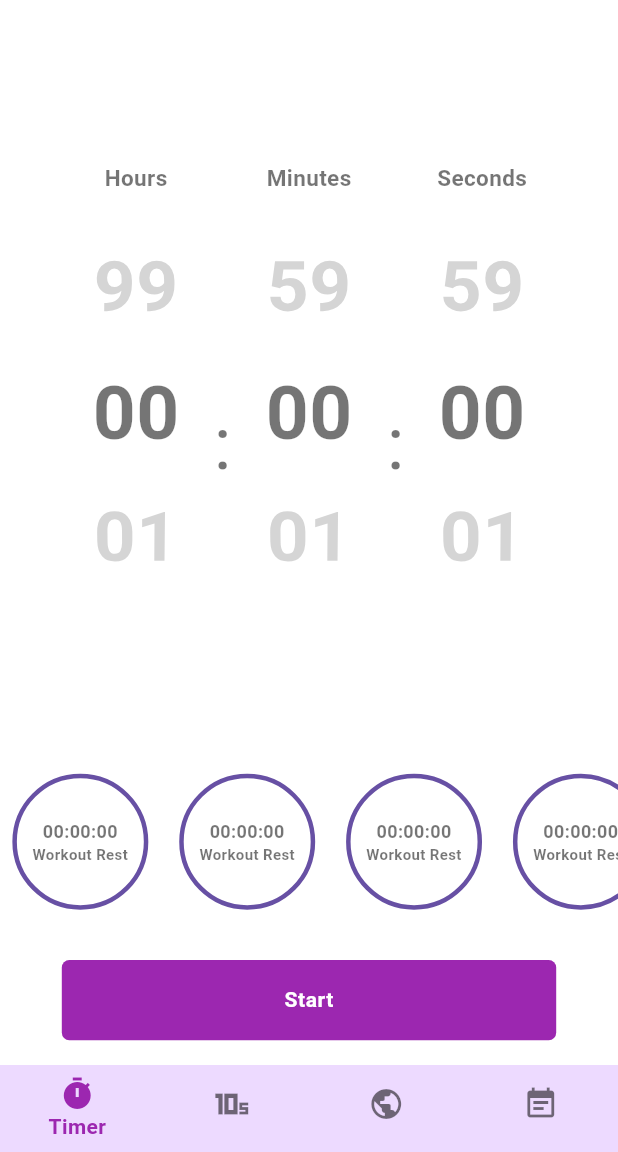
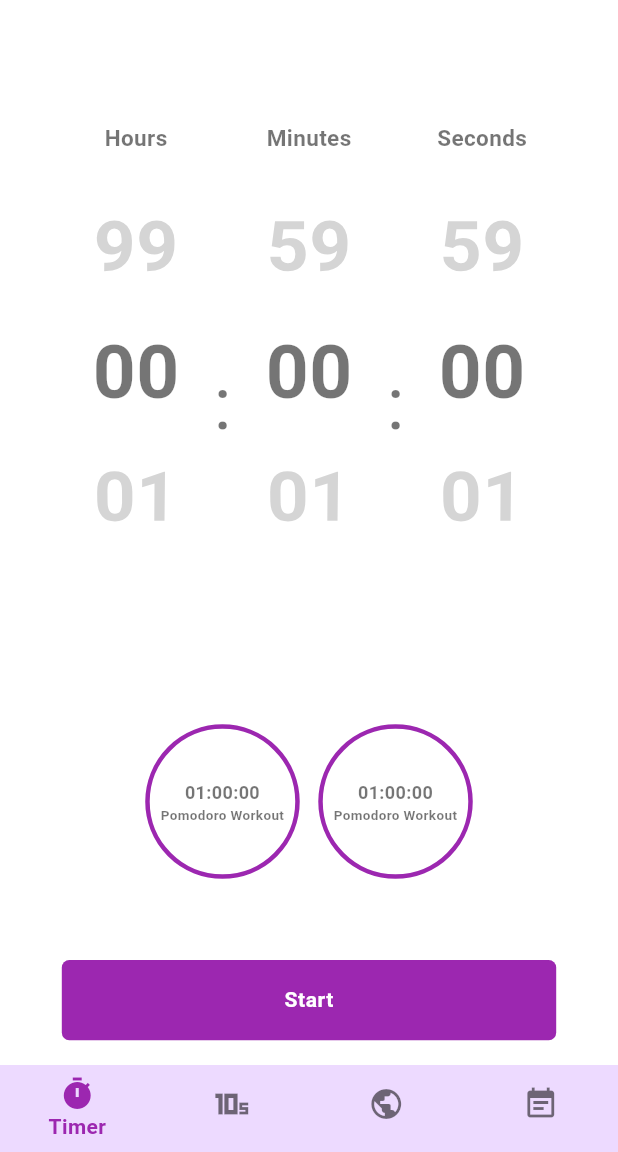
Before and after one commit to yellow-Flickr/timely, a Flutter app: the screen it shows after launch, on a phone screen of 412 x 824 dp, the part 84-1236 px from its top. Run offline on Flutter 3.47's test engine with Material 3 defaults, Android fonts, the phone set to English and light mode, and no system bars; our stand-ins replace go_router, timezone.

Commit message:
Update timer feature with provider and add timer functionality
* Add TimerController class for managing timer state
* Use ChangeNotifierProvider to provide TimerController to Timer widget
* Add functionality to add a new timer with a specified duration

```diff
--- a/lib/Components.dart
+++ b/lib/Components.dart
@@ -120,9 +120,3 @@ class TimeDigits extends StatelessWidget {
     );
   }
 }
-
-
-/// Returns clock numbers to appear as double digits eg. 00, 01, 33, 44.
-String doubleDigits(int number) {
-  return number.toString().length == 1 ? "0$number" : number.toString();
-}
--- a/lib/constant.dart
+++ b/lib/constant.dart
@@ -14,7 +14,7 @@ class Themes {
           primaryContainer: Colors.grey.shade200,
           primary: const Color.fromARGB(255, 237, 218, 255),
           secondary: Colors.grey, // icons
-        inversePrimary:   Colors.purple // buttons and actions keys
+          inversePrimary: Colors.purple // buttons and actions keys
           ),
       primarySwatch: Colors.purple,
       appBarTheme: const AppBarTheme(
@@ -55,27 +55,31 @@ class Themes {
           bodySmall: TextStyle(color: Colors.black54)),
       dividerColor: Colors.white12,
       scaffoldBackgroundColor: Colors.white,
-    switchTheme: SwitchThemeData(
-      trackOutlineColor:
+      switchTheme: SwitchThemeData(trackOutlineColor:
           MaterialStateProperty.resolveWith<Color>((Set<MaterialState> states) {
         if (states.contains(MaterialState.selected)) {
           return const Color.fromARGB(255, 237, 218, 255);
         }
         return Colors.grey.shade300;
-      }),     thumbColor:
+      }), thumbColor:
           MaterialStateProperty.resolveWith<Color>((Set<MaterialState> states) {
         if (states.contains(MaterialState.selected)) {
           return Color.fromARGB(255, 255, 255, 255);
         }
         return Colors.grey.shade500;
       })),
-      dividerTheme: DividerThemeData(color:Colors.grey.shade400 )
-
-      );
+      dividerTheme: DividerThemeData(color: Colors.grey.shade400));
 
   /* Dark theme settings */
   static ThemeData darkTheme = ThemeData(
       primarySwatch: Colors.blueGrey,
+      colorScheme: ColorScheme.dark(
+          background: Colors.white,
+          primaryContainer: Colors.grey.shade200,
+          primary: Color.fromARGB(255, 51, 42, 15),
+          secondary: Colors.grey, // icons
+          inversePrimary: Colors.amber // buttons and actions keys
+          ),
       appBarTheme: const AppBarTheme(
         // textTheme: TextTheme(
         //     bodyMedium: TextStyle(color: Colors.white),
@@ -85,6 +89,7 @@ class Themes {
         elevation: 0,
         titleTextStyle: TextStyle(color: Colors.white),
         toolbarTextStyle: TextStyle(color: Colors.white),
+        // backgroundColor: Color.fromARGB(255, 25, 24, 26),
         backgroundColor: Color.fromARGB(255, 25, 24, 26),
       ),
       floatingActionButtonTheme: FloatingActionButtonThemeData(
@@ -100,11 +105,32 @@ class Themes {
         unselectedItemColor: Colors.white,
         selectedItemColor: Colors.amber,
       ),
-      primaryColor: const Color.fromARGB(255, 25, 24, 26),
+      // primaryColor: const Color.fromARGB(255, 25, 24, 26),
+      primaryColor: Color.fromARGB(255, 51, 42, 15),
       primaryColorDark: Colors.amber,
       primaryColorLight: Colors.white,
       brightness: Brightness.dark,
       cardColor: const Color.fromARGB(255, 12, 12, 12),
+      switchTheme: SwitchThemeData(trackOutlineColor:
+          MaterialStateProperty.resolveWith<Color>((Set<MaterialState> states) {
+        if (states.contains(MaterialState.selected)) {
+          return Color(0xFFFFC107);
+        }
+                    return Color(0xFFFFC107);
+;
+      }), trackColor:
+          MaterialStateProperty.resolveWith<Color>((Set<MaterialState> states) {
+        if (states.contains(MaterialState.selected)) {
+          return Color(0xFFFFC107);
+        }
+        return Color.fromARGB(255, 51, 42, 15);
+      }), thumbColor:
+          MaterialStateProperty.resolveWith<Color>((Set<MaterialState> states) {
+        if (states.contains(MaterialState.selected)) {
+          return Color.fromARGB(255, 255, 255, 255);
+        }
+        return Colors.grey.shade500;
+      })),
       textTheme: const TextTheme(
           bodyMedium:
               TextStyle(color: Colors.white, fontWeight: FontWeight.bold),
--- a/lib/main.dart
+++ b/lib/main.dart
@@ -4,6 +4,7 @@ import 'package:provider/provider.dart';
 import 'package:timely/src/features/scheduler/presentation/scheduler.dart';
 import 'package:timely/src/features/stopWatch/presentation/stopwatch.dart';
 import 'package:timely/src/features/stopWatch/presentation/stopwatchController.dart';
+import 'package:timely/src/features/timer/application/timerController.dart';
 import 'package:timely/src/features/timer/presentation/timer.dart';
 import 'package:timely/src/features/timer/presentation/timerTicker.dart';
 import 'package:timely/src/features/worldClock/presentation/worldClockController.dart';
@@ -25,17 +26,20 @@ final schedulerNavigatorKey = GlobalKey<NavigatorState>();
 final _shellNavigatorKey = GlobalKey<NavigatorState>();
 final GoRouter _router = GoRouter(
   navigatorKey: _rootNavigatorKey,
-  initialLocation: '/',
+  initialLocation: '/timer',
   routes: <RouteBase>[
     ShellRoute(
         navigatorKey: _shellNavigatorKey,
         builder: (context, state, child) => UIShell(child: child),
         routes: [
           GoRoute(
-            path: '/',
+            path: '/timer',
             name: "timer",
             builder: (BuildContext context, GoRouterState state) {
-              return const Timer();
+              return ChangeNotifierProvider(
+                builder: (context, _) => const Timer(),
+                create: (context) => TimerStates(),
+              );
             },
           ),
           GoRoute(
@@ -43,7 +47,7 @@ final GoRouter _router = GoRouter(
             name: 'stopwatch',
             builder: (BuildContext context, GoRouterState state) {
               return ChangeNotifierProvider(
-                create: (context) => TimelyStates(),
+                create: (context) => StopWatchStates(),
                 builder: (context, child) => const StopWatch(),
               );
             },
@@ -70,8 +74,7 @@ final GoRouter _router = GoRouter(
                           return const WorldClockList();
                         },
                       ),
-                  ]
-                ),
+                    ]),
                 // GoRoute(
                 //   path: '/add-worldclock',
                 //   name: 'add-worldclock',
@@ -167,7 +170,7 @@ class UIShell extends StatelessWidget {
               case 3:
                 return context.goNamed('scheduler');
               default:
-                return context.go('/');
+                return context.go('/timer');
             }
           },
           showSelectedLabels: true,
--- a/lib/src/features/scheduler/presentation/scheduler.dart
+++ b/lib/src/features/scheduler/presentation/scheduler.dart
@@ -55,7 +55,7 @@ class _SchedulerState extends State<Scheduler> {
         body: ListView.separated(
           itemCount: testSchedule.length,
           padding: EdgeInsets.symmetric(
-              horizontal: width * .03, vertical: height * .01),
+              horizontal: width * 0.03, vertical: height * .01),
           itemBuilder: (context, index) => ScheduleItem(
             schedule: testSchedule[index],
           ),
--- a/lib/src/features/stopWatch/presentation/stopwatchController.dart
+++ b/lib/src/features/stopWatch/presentation/stopwatchController.dart
@@ -1,7 +1,7 @@
 import 'package:flutter/foundation.dart';
 import 'package:flutter/material.dart';
 
-class TimelyStates with ChangeNotifier {
+class StopWatchStates with ChangeNotifier {
   List<(Duration, Duration)> _laps = [];
   Duration _overallTimer = Duration.zero;
 
@@ -15,7 +15,6 @@ class TimelyStates with ChangeNotifier {
   set overallTimer(Duration timer) {
     _overallTimer = timer;
   }
-
 
   void addLap((Duration, Duration) lap) {
     _laps.add(lap);
--- /dev/null
+++ b/lib/src/features/timer/application/timerController.dart
@@ -0,0 +1,43 @@
+import 'package:flutter/foundation.dart';
+import 'package:flutter/material.dart';
+import 'package:timely/src/features/timer/domain/timerModel.dart';
+
+class TimerStates with ChangeNotifier {
+  TimerModel _timer = TimerModel.empty();
+  final List<TimerModel> _timers = [  TimerModel(
+      id: 0,
+      title: 'Pomodoro Workout',
+
+      countDown: const Duration(hours: 1),
+
+      ),
+  TimerModel(
+      id: 0,
+      title: 'Pomodoro Workout',
+
+      countDown: const Duration(hours: 1),
+
+      ),];
+
+  TimerModel get timer => _timer;
+  List<TimerModel> get timers => _timers;
+
+  set timer(TimerModel timer) {
+    _timer = timer;
+  }
+
+  void addtimer(TimerModel zone) {
+    _timers.add(zone);
+    notifyListeners();
+  }
+
+  void clearTimers() {
+    _timers.clear();
+    notifyListeners();
+  }
+
+  void removeTimer(TimerModel zone) {
+    _timers.remove(zone);
+    notifyListeners();
+  }
+}
--- /dev/null
+++ b/lib/src/features/timer/domain/timerModel.dart
@@ -0,0 +1,80 @@
+
+class TimerModel {
+  final int id;
+  final String title;
+   final Duration countDown;
+
+  TimerModel(
+      {required this.id,
+      required this.title,
+       this.countDown = const Duration(hours: 1),
+       });
+
+       TimerModel.empty():this(id: -1,title: '',countDown: Duration.zero);
+}
+
+List<TimerModel> testSchedule = [
+  TimerModel(
+      id: 0,
+      title: 'Pomodoro Workout',
+
+      countDown: const Duration(hours: 1),
+
+      ),
+  TimerModel(
+      id: 0,
+      title: 'Pomodoro Workout',
+
+      countDown: const Duration(hours: 1),
+
+      ),
+  TimerModel(
+      id: 0,
+      title: 'Pomodoro Workout',
+
+      countDown: const Duration(hours: 1),
+
+      ),
+  TimerModel(
+      id: 0,
+      title: 'Pomodoro Workout',
+
+      countDown: const Duration(hours: 1),
+
+      ),
+  TimerModel(
+      id: 0,
+      title: 'Pomodoro Workout',
+
+      countDown: const Duration(hours: 1),
+
+      ),
+  TimerModel(
+      id: 0,
+      title: 'Pomodoro Workout',
+
+      countDown: const Duration(hours: 1),
+
+      ),
+  TimerModel(
+      id: 0,
+      title: 'Pomodoro Workout',
+
+      countDown: const Duration(hours: 1),
+
+      ),
+  TimerModel(
+      id: 0,
+      title: 'Pomodoro Workout',
+
+      countDown: const Duration(hours: 1),
+
+      ),
+  TimerModel(
+      id: 0,
+      title: 'Pomodoro Workout',
+
+      countDown: const Duration(hours: 1),
+
+      ),
+];
--- a/lib/src/features/timer/presentation/timer.dart
+++ b/lib/src/features/timer/presentation/timer.dart
@@ -3,9 +3,13 @@
 import 'package:flutter/cupertino.dart';
 import 'package:flutter/material.dart';
 import 'package:go_router/go_router.dart';
+import 'package:intl/intl.dart';
+import 'package:provider/provider.dart';
 import 'package:timely/components.dart';
 
 import 'package:timely/constant.dart';
+import 'package:timely/src/features/timer/application/timerController.dart';
+import 'package:timely/src/features/timer/domain/timerModel.dart';
 
 class Timer extends StatefulWidget {
   const Timer({Key? key}) : super(key: key);
@@ -62,8 +66,7 @@ class _TimerState extends State<Timer> {
                         bottom: MediaQuery.of(context).viewInsets.bottom,
                       ),
                       // Provide a background color for the popup.
-                      color:
-                          CupertinoColors.systemBackground.resolveFrom(context),
+                      color: theme.dialogBackgroundColor,
                       // Use a SafeArea widget to avoid system overlaps.
                       child: SafeArea(
                         top: false,
@@ -160,6 +163,11 @@ class _TimerState extends State<Timer> {
                     ?.copyWith(color: Colors.white),
               ),
               onPressed: () {
+                context.read<TimerStates>().addtimer(TimerModel(
+                      id: 0,
+                      title: 'Pomodoro Workout',
+                      countDown: const Duration(minutes: 1),
+                    ));
                 Navigator.of(context).pop();
               },
             ),
@@ -175,7 +183,7 @@ class _TimerState extends State<Timer> {
     var theme = Theme.of(context);
     return Scaffold(
       appBar: AppBar(
-        backgroundColor: theme.primaryColor,
+        // backgroundColor: theme.primaryColor,
 
         // Here we take the value from the MyHomePage object that was created by
         // the App.build method, and use it to set our appbar title.
@@ -210,7 +218,7 @@ class _TimerState extends State<Timer> {
         mainAxisAlignment: MainAxisAlignment.start,
         children: [
           Expanded(
-            flex: 4,
+            flex: 5,
             child: Row(
               mainAxisAlignment: MainAxisAlignment.center,
               crossAxisAlignment: CrossAxisAlignment.center,
@@ -255,12 +263,15 @@ class _TimerState extends State<Timer> {
           ),
           // Expanded(child: SizedBox(width: width * 0.05,)),
           Expanded(
+            flex: 2,
             child: ListView.separated(
-              itemCount: 7,
+              itemCount: context.watch<TimerStates>().timers.length,
               padding: EdgeInsets.symmetric(horizontal: width * .02),
-              itemBuilder: ((context, index) => TimerTickerPresets()),
+              itemBuilder: ((context, index) => TimerTickerPresets(
+                    timerModel: context.watch<TimerStates>().timers[index],
+                  )),
               separatorBuilder: ((context, index) => SizedBox(
-                    width: width * 0.05,
+                    width: width * 0.03,
                   )),
               shrinkWrap: true,
               scrollDirection: Axis.horizontal,
@@ -291,40 +302,38 @@ class _TimerState extends State<Timer> {
   }
 }
 
-/// Returns clock numbers to appear as double digits eg. 00, 01, 33, 44.
-String doubleDigits(int number) {
-  return number.toString().length == 1 ? "0$number" : number.toString();
-}
-
 /// Widget for saved and named time presets  on TimerTicker screen.
 class TimerTickerPresets extends StatelessWidget {
-  const TimerTickerPresets({Key? key}) : super(key: key);
+  final TimerModel timerModel;
+  const TimerTickerPresets({Key? key, required this.timerModel})
+      : super(key: key);
 
   @override
   Widget build(BuildContext context) {
     double width = MediaQuery.of(context).size.width;
-    // double height = MediaQuery.of(context).size.height;
+    var theme = Theme.of(context);
     return Container(
-      width: width * 0.22,
+      width: width * 0.25,
       // height: height * 0.1,
       decoration: BoxDecoration(
           color: Colors.transparent,
           shape: BoxShape.circle,
-          border: Border.all(width: 3, color: ThemeData.light().primaryColor)),
+          border: Border.all(width: 3, color: theme.primaryColorDark)),
       child: Column(
         mainAxisAlignment: MainAxisAlignment.center,
         crossAxisAlignment: CrossAxisAlignment.center,
         children: [
           Text(
-            "00:00:00",
+            DateFormat.Hms().format(DateTime.fromMillisecondsSinceEpoch(
+                timerModel.countDown.inMilliseconds)),
             textAlign: TextAlign.center,
             style: TextStyle(fontSize: 12),
           ),
           Text(
-            "Workout Rest",
+            timerModel.title,
             textAlign: TextAlign.center,
             overflow: TextOverflow.ellipsis,
-            style: TextStyle(fontSize: 10),
+            style: TextStyle(fontSize: 9),
           )
         ],
       ),
@@ -384,7 +393,7 @@ class ScrollableTimeSelector extends StatelessWidget {
                       (index) => Container(
                           alignment: Alignment.bottomCenter,
                           child: Text(
-                            doubleDigits(index),
+                            (index).toString().padLeft(2, '0'),
                             style: style ?? const TextStyle(fontSize: 50),
                           ))))),
         ),
--- a/lib/src/features/worldClock/presentation/worldclock.dart
+++ b/lib/src/features/worldClock/presentation/worldclock.dart
@@ -24,7 +24,7 @@ class _WorldclockState extends State<Worldclock> {
     return Scaffold(
         appBar: AppBar(
             centerTitle: false,
-            backgroundColor: theme.primaryColor,
+            // backgroundColor: theme.primaryColor,
             automaticallyImplyLeading: false,
 
             // stretch: false,
```
Also changed, not shown: lib/src/features/stopWatch/presentation/stopwatch.dart (+8 -8 lines), lib/src/features/worldClock/presentation/worldclockList.dart (+14 -2 lines). Lines whose indentation alone changed are shown as unchanged.
